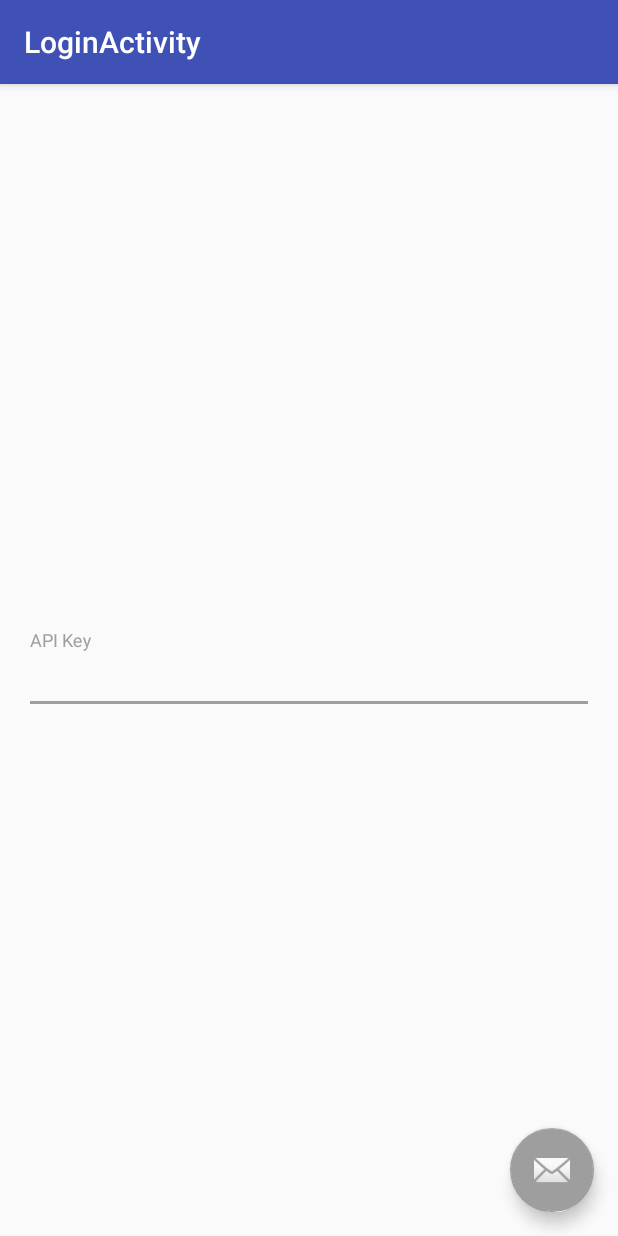
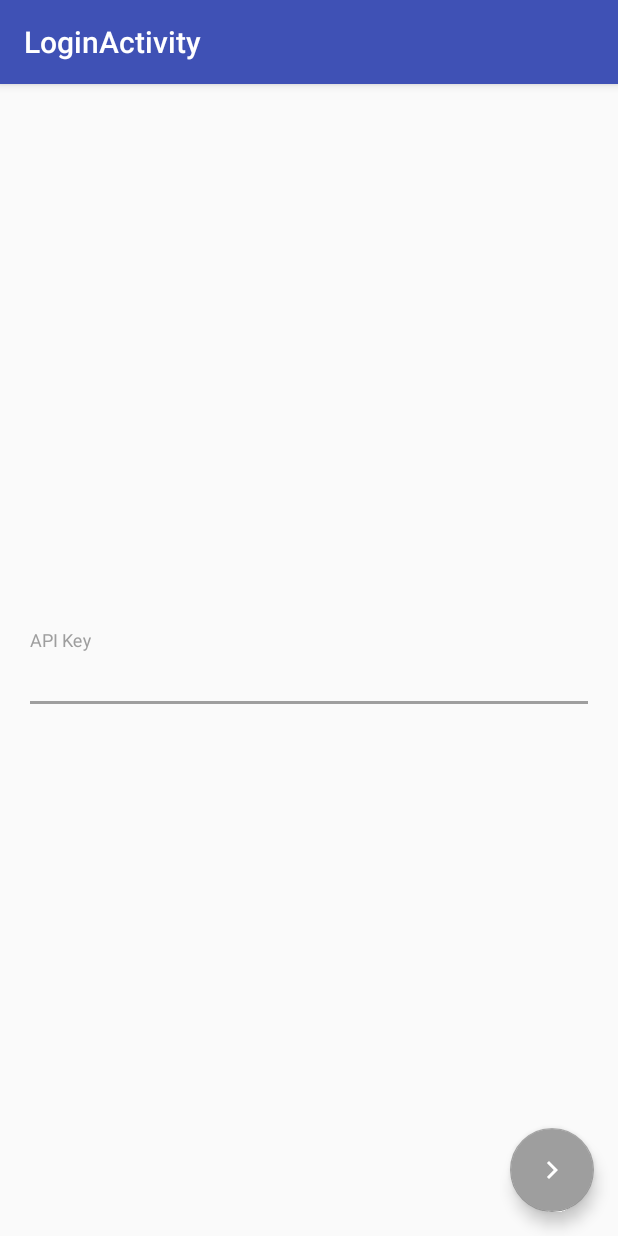
Before and after one commit to CORDEA/MviDemo, an Android app: the screen it shows after launch (LoginActivity), on a phone screen of 412 x 824 dp. Run offline under Robolectric (Android 15) with nearby library versions, the phone set to English and light mode, and no system bars; our stand-ins replace Dagger/Hilt's generated code, RxJava, data binding; 2 statements that could not run were skipped.

Commit message:
fix layouts

```diff
--- a/app/src/main/java/jp/cordea/mvidemo/ui/main/MainActivity.kt
+++ b/app/src/main/java/jp/cordea/mvidemo/ui/main/MainActivity.kt
@@ -2,7 +2,6 @@ package jp.cordea.mvidemo.ui.main
 
 import android.os.Bundle
 import android.support.design.widget.NavigationView
-import android.support.design.widget.Snackbar
 import android.support.v4.app.Fragment
 import android.support.v4.view.GravityCompat
 import android.support.v7.app.ActionBarDrawerToggle
@@ -31,11 +30,6 @@ class MainActivity : AppCompatActivity(),
         super.onCreate(savedInstanceState)
         setContentView(R.layout.activity_main)
         setSupportActionBar(toolbar)
-
-        fab.setOnClickListener { view ->
-            Snackbar.make(view, "Replace with your own action", Snackbar.LENGTH_LONG)
-                    .setAction("Action", null).show()
-        }
 
         val toggle = ActionBarDrawerToggle(
                 this, drawer_layout, toolbar, R.string.navigation_drawer_open, R.string.navigation_drawer_close)
--- /dev/null
+++ b/app/src/main/res/drawable/ic_navigate_next_white_24dp.xml
@@ -0,0 +1,9 @@
+<vector xmlns:android="http://schemas.android.com/apk/res/android"
+    android:width="24dp"
+    android:height="24dp"
+    android:viewportHeight="24.0"
+    android:viewportWidth="24.0">
+    <path
+        android:fillColor="#FFFFFF"
+        android:pathData="M10,6L8.59,7.41 13.17,12l-4.58,4.59L10,18l6,-6z" />
+</vector>
--- a/app/src/main/res/layout/activity_login.xml
+++ b/app/src/main/res/layout/activity_login.xml
@@ -32,7 +32,7 @@
             android:layout_height="wrap_content"
             android:layout_gravity="bottom|end"
             android:layout_margin="@dimen/fab_margin"
-            app:srcCompat="@android:drawable/ic_dialog_email" />
+            app:srcCompat="@drawable/ic_navigate_next_white_24dp" />
 
     </android.support.design.widget.CoordinatorLayout>
 </layout>
```
Also changed, not shown: app/src/main/res/layout/app_bar_main.xml (+0 -8 lines).
